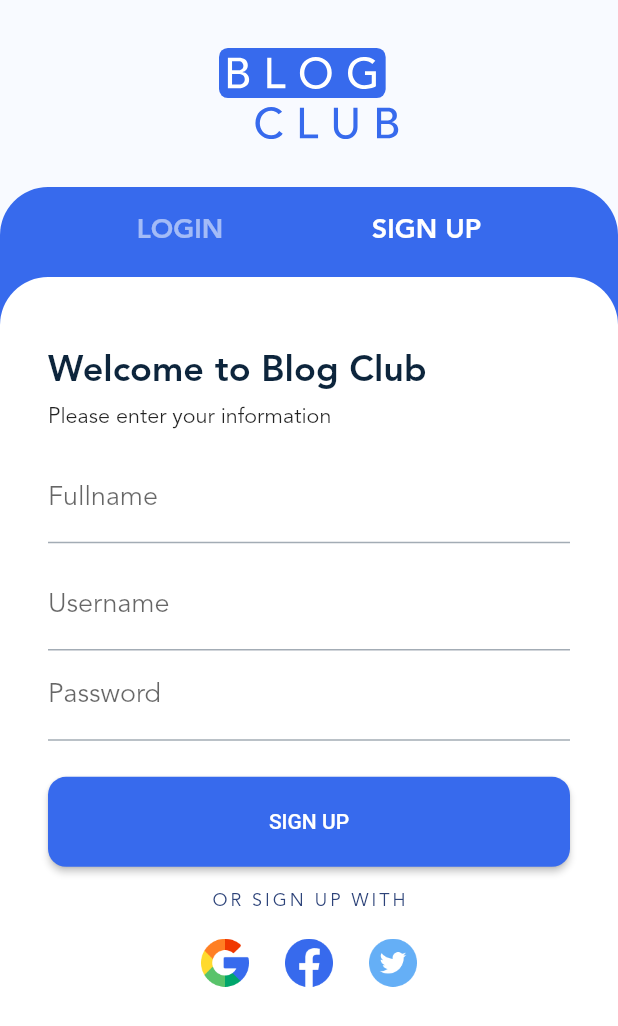
After one commit to hashemsh/blog_club_hash, a Flutter app: the AuthScreen screen opened directly, after a tap on "SIGN UP", on a phone screen of 412 x 824 dp. The commit adds this screen. Shown: the top 1026 px of the screen. Run offline on Flutter 3.47's test engine with Material 2 defaults, Android fonts, the phone set to English and light mode, and no system bars; our stand-ins replace dotted_border, flutter_svg, smooth_page_indicator.

Commit message:
make auth app page with sign in and up

```diff
--- /dev/null
+++ b/lib/auth.dart
@@ -0,0 +1,343 @@
+import 'package:blog_club_hash/gen/assets.gen.dart';
+import 'package:flutter/material.dart';
+
+class AuthScreen extends StatefulWidget {
+  const AuthScreen({Key? key}) : super(key: key);
+
+  @override
+  State<AuthScreen> createState() => _AuthScreenState();
+}
+
+class _AuthScreenState extends State<AuthScreen> {
+  static const int loginTab = 0;
+  static const int signUpTab = 1;
+  int selectedTabIndex = loginTab;
+  @override
+  Widget build(BuildContext context) {
+    final ThemeData themeData = Theme.of(context);
+    final tabTextStyle = TextStyle(
+        color: themeData.colorScheme.onPrimary,
+        fontSize: 18,
+        fontWeight: FontWeight.bold);
+    return Scaffold(
+      backgroundColor: themeData.colorScheme.background,
+      body: SafeArea(
+        child: Column(
+          children: [
+            Padding(
+              padding: const EdgeInsets.only(bottom: 32, top: 32),
+              child: Assets.img.icons.logo.svg(
+                width: 120,
+              ),
+            ),
+            Expanded(
+              child: Container(
+                decoration: BoxDecoration(
+                  borderRadius: const BorderRadius.only(
+                    topLeft: Radius.circular(32),
+                    topRight: Radius.circular(32),
+                  ),
+                  color: themeData.colorScheme.primary,
+                ),
+                child: Column(
+                  children: [
+                    SizedBox(
+                      height: 60,
+                      child: Row(
+                        mainAxisAlignment: MainAxisAlignment.spaceEvenly,
+                        children: [
+                          TextButton(
+                            onPressed: () {
+                              setState(() {
+                                selectedTabIndex = loginTab;
+                              });
+                            },
+                            child: Text(
+                              'Login'.toUpperCase(),
+                              style: tabTextStyle.apply(
+                                  color: selectedTabIndex == loginTab
+                                      ? Colors.white
+                                      : Colors.white54),
+                            ),
+                          ),
+                          TextButton(
+                            onPressed: () {
+                              setState(() {
+                                selectedTabIndex = signUpTab;
+                              });
+                            },
+                            child: Text(
+                              'Sign up'.toUpperCase(),
+                              style: tabTextStyle.apply(
+                                  color: selectedTabIndex == signUpTab
+                                      ? Colors.white
+                                      : Colors.white54),
+                            ),
+                          )
+                        ],
+                      ),
+                    ),
+                    Expanded(
+                      child: Container(
+                        decoration: BoxDecoration(
+                          color: themeData.colorScheme.surface,
+                          borderRadius: const BorderRadius.only(
+                            topLeft: Radius.circular(32),
+                            topRight: Radius.circular(32),
+                          ),
+                        ),
+                        child: SingleChildScrollView(
+                          child: Padding(
+                            padding: const EdgeInsets.fromLTRB(32, 48, 32, 32),
+                            child: selectedTabIndex == loginTab
+                                ? _Login(themeData: themeData)
+                                : _SignUp(themeData: themeData),
+                          ),
+                        ),
+                      ),
+                    )
+                  ],
+                ),
+              ),
+            )
+          ],
+        ),
+      ),
+    );
+  }
+}
+
+class _Login extends StatelessWidget {
+  const _Login({
+    Key? key,
+    required this.themeData,
+  }) : super(key: key);
+
+  final ThemeData themeData;
+
+  @override
+  Widget build(BuildContext context) {
+    return Column(
+      crossAxisAlignment: CrossAxisAlignment.start,
+      children: [
+        Text(
+          'Welcome back',
+          style: themeData.textTheme.headline4,
+        ),
+        const SizedBox(
+          height: 8,
+        ),
+        Text(
+          'sign in with your account',
+          style: themeData.textTheme.subtitle1!
+              .apply(fontSizeFactor: 0.8, color: Colors.black87),
+        ),
+        const SizedBox(
+          height: 16,
+        ),
+        const TextField(
+          decoration: InputDecoration(
+            label: Text('Username'),
+          ),
+        ),
+        const PasswordTextField(),
+        const SizedBox(
+          height: 24,
+        ),
+        ElevatedButton(
+          onPressed: () {},
+          style: ButtonStyle(
+            minimumSize: MaterialStateProperty.all(
+              Size(
+                MediaQuery.of(context).size.width,
+                60,
+              ),
+            ),
+            shape: MaterialStateProperty.all(
+              RoundedRectangleBorder(
+                borderRadius: BorderRadius.circular(12),
+              ),
+            ),
+          ),
+          child: Text(
+            'Login'.toUpperCase(),
+          ),
+        ),
+        Row(
+          mainAxisAlignment: MainAxisAlignment.center,
+          children: [
+            Text(
+              'Forgot your password ? ',
+              style: themeData.textTheme.subtitle1!
+                  .apply(fontSizeFactor: 0.8, color: Colors.black54),
+            ),
+            const SizedBox(
+              width: 8,
+            ),
+            TextButton(
+              onPressed: () {},
+              child: const Text('Reset here'),
+            ),
+          ],
+        ),
+        const SizedBox(
+          height: 16,
+        ),
+        const Center(
+          child: Text(
+            'OR SIGN IN WITH',
+            style: TextStyle(letterSpacing: 2),
+          ),
+        ),
+        const SizedBox(
+          height: 16,
+        ),
+        Row(
+          mainAxisAlignment: MainAxisAlignment.center,
+          children: [
+            Assets.img.icons.google.image(width: 32, height: 36),
+            const SizedBox(
+              width: 24,
+            ),
+            Assets.img.icons.facebook.image(width: 32, height: 36),
+            const SizedBox(
+              width: 24,
+            ),
+            Assets.img.icons.twitter.image(width: 32, height: 36),
+          ],
+        )
+      ],
+    );
+  }
+}
+
+class _SignUp extends StatelessWidget {
+  const _SignUp({
+    Key? key,
+    required this.themeData,
+  }) : super(key: key);
+
+  final ThemeData themeData;
+
+  @override
+  Widget build(BuildContext context) {
+    return Column(
+      crossAxisAlignment: CrossAxisAlignment.start,
+      children: [
+        Text(
+          'Welcome to Blog Club',
+          style: themeData.textTheme.headline4,
+        ),
+        const SizedBox(
+          height: 8,
+        ),
+        Text(
+          'Please enter your information ',
+          style: themeData.textTheme.subtitle1!
+              .apply(fontSizeFactor: 0.8, color: Colors.black87),
+        ),
+        const SizedBox(
+          height: 16,
+        ),
+        const TextField(
+          decoration: InputDecoration(
+            label: Text('Fullname'),
+          ),
+        ),
+        const SizedBox(
+          height: 12,
+        ),
+        const TextField(
+          decoration: InputDecoration(
+            label: Text('Username'),
+          ),
+        ),
+        const PasswordTextField(),
+        const SizedBox(
+          height: 24,
+        ),
+        ElevatedButton(
+          onPressed: () {},
+          style: ButtonStyle(
+            minimumSize: MaterialStateProperty.all(
+              Size(
+                MediaQuery.of(context).size.width,
+                60,
+              ),
+            ),
+            shape: MaterialStateProperty.all(
+              RoundedRectangleBorder(
+                borderRadius: BorderRadius.circular(12),
+              ),
+            ),
+          ),
+          child: Text(
+            'Sign up'.toUpperCase(),
+          ),
+        ),
+        const SizedBox(
+          height: 16,
+        ),
+        const Center(
+          child: Text(
+            'OR SIGN UP WITH',
+            style: TextStyle(letterSpacing: 2),
+          ),
+        ),
+        const SizedBox(
+          height: 16,
+        ),
+        Row(
+          mainAxisAlignment: MainAxisAlignment.center,
+          children: [
+            Assets.img.icons.google.image(width: 32, height: 36),
+            const SizedBox(
+              width: 24,
+            ),
+            Assets.img.icons.facebook.image(width: 32, height: 36),
+            const SizedBox(
+              width: 24,
+            ),
+            Assets.img.icons.twitter.image(width: 32, height: 36),
+          ],
+        )
+      ],
+    );
+  }
+}
+
+class PasswordTextField extends StatefulWidget {
+  const PasswordTextField({
+    Key? key,
+  }) : super(key: key);
+
+  @override
+  State<PasswordTextField> createState() => _PasswordTextFieldState();
+}
+
+class _PasswordTextFieldState extends State<PasswordTextField> {
+  bool obscureText = true;
+  @override
+  Widget build(BuildContext context) {
+    return TextField(
+      obscureText: obscureText,
+      enableSuggestions: false,
+      autocorrect: false,
+      decoration: InputDecoration(
+        label: const Text('Password'),
+        suffix: InkWell(
+          onTap: () {
+            setState(() {
+              obscureText = !obscureText;
+            });
+          },
+          child: Text(
+            obscureText ? 'Show' : 'Hide',
+            style: TextStyle(
+                fontSize: 14, color: Theme.of(context).colorScheme.primary),
+          ),
+        ),
+      ),
+    );
+  }
+}
--- a/lib/onboarding.dart
+++ b/lib/onboarding.dart
@@ -1,3 +1,4 @@
+import 'package:blog_club_hash/auth.dart';
 import 'package:blog_club_hash/data.dart';
 import 'package:blog_club_hash/gen/assets.gen.dart';
 import 'package:blog_club_hash/home.dart';
@@ -111,7 +112,7 @@ class _OnBoardingScreenState extends State<OnBoardingScreen> {
                             if (page == items.length - 1) {
                               Navigator.of(context).pushReplacement(
                                 MaterialPageRoute(
-                                  builder: (context) => const HomeScreen(),
+                                  builder: (context) => const AuthScreen(),
                                 ),
                               );
                             } else {
```
